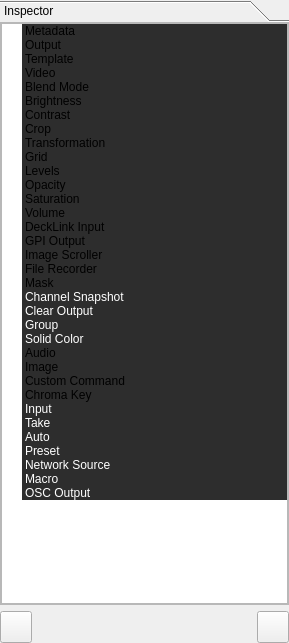
Before: the Qt Designer form src/Widgets/Inspector/InspectorWidget.ui in CasparCG/client, drawn with Qt 5.
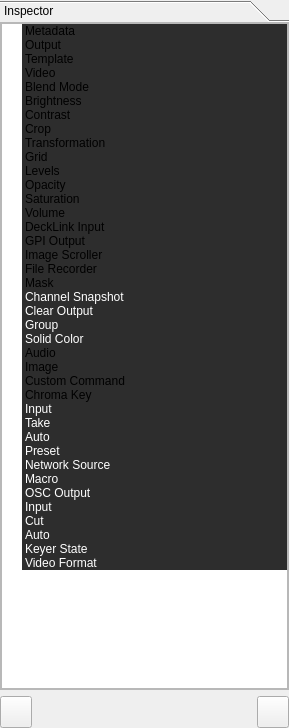
After: the same form once the commit is applied.

```diff
--- a/src/Widgets/Inspector/InspectorWidget.ui
+++ b/src/Widgets/Inspector/InspectorWidget.ui
@@ -7,7 +7,7 @@
     <x>0</x>
     <y>0</y>
     <width>289</width>
-    <height>643</height>
+    <height>728</height>
    </rect>
   </property>
   <property name="sizePolicy">
@@ -49,7 +49,7 @@
         <x>0</x>
         <y>0</y>
         <width>289</width>
-        <height>582</height>
+        <height>667</height>
        </rect>
       </property>
       <property name="sizePolicy">
@@ -85,7 +85,7 @@
             <x>0</x>
             <y>0</y>
             <width>287</width>
-            <height>580</height>
+            <height>665</height>
            </rect>
           </property>
           <layout class="QVBoxLayout" name="verticalLayout_3">
@@ -902,6 +902,121 @@
                </brush>
               </property>
              </item>
+             <item>
+              <property name="text">
+               <string>Input</string>
+              </property>
+              <property name="background">
+               <brush brushstyle="SolidPattern">
+                <color alpha="255">
+                 <red>45</red>
+                 <green>45</green>
+                 <blue>45</blue>
+                </color>
+               </brush>
+              </property>
+              <property name="foreground">
+               <brush brushstyle="SolidPattern">
+                <color alpha="255">
+                 <red>255</red>
+                 <green>255</green>
+                 <blue>255</blue>
+                </color>
+               </brush>
+              </property>
+             </item>
+             <item>
+              <property name="text">
+               <string>Cut</string>
+              </property>
+              <property name="background">
+               <brush brushstyle="SolidPattern">
+                <color alpha="255">
+                 <red>45</red>
+                 <green>45</green>
+                 <blue>45</blue>
+                </color>
+               </brush>
+              </property>
+              <property name="foreground">
+               <brush brushstyle="SolidPattern">
+                <color alpha="255">
+                 <red>255</red>
+                 <green>255</green>
+                 <blue>255</blue>
+                </color>
+               </brush>
+              </property>
+             </item>
+             <item>
+              <property name="text">
+               <string>Auto</string>
+              </property>
+              <property name="background">
+               <brush brushstyle="SolidPattern">
+                <color alpha="255">
+                 <red>45</red>
+                 <green>45</green>
+                 <blue>45</blue>
+                </color>
+               </brush>
+              </property>
+              <property name="foreground">
+               <brush brushstyle="SolidPattern">
+                <color alpha="255">
+                 <red>255</red>
+                 <green>255</green>
+                 <blue>255</blue>
+                </color>
+               </brush>
+              </property>
+             </item>
+             <item>
+              <property name="text">
+               <string>Keyer State</string>
+              </property>
+              <property name="background">
+               <brush brushstyle="SolidPattern">
+                <color alpha="255">
+                 <red>45</red>
+                 <green>45</green>
+                 <blue>45</blue>
+                </color>
+               </brush>
+              </property>
+              <property name="foreground">
+               <brush brushstyle="SolidPattern">
+                <color alpha="255">
+                 <red>255</red>
+                 <green>255</green>
+                 <blue>255</blue>
+                </color>
+               </brush>
+              </property>
+             </item>
+             <item>
+              <property name="text">
+               <string>Video Format</string>
+              </property>
+              <property name="background">
+               <brush brushstyle="SolidPattern">
+                <color alpha="255">
+                 <red>45</red>
+                 <green>45</green>
+                 <blue>45</blue>
+                </color>
+               </brush>
+              </property>
+              <property name="foreground">
+               <brush brushstyle="SolidPattern">
+                <color alpha="255">
+                 <red>255</red>
+                 <green>255</green>
+                 <blue>255</blue>
+                </color>
+               </brush>
+              </property>
+             </item>
             </widget>
            </item>
           </layout>
```
Left out of the diff: 4 changed lines with no effect on the pictures.
